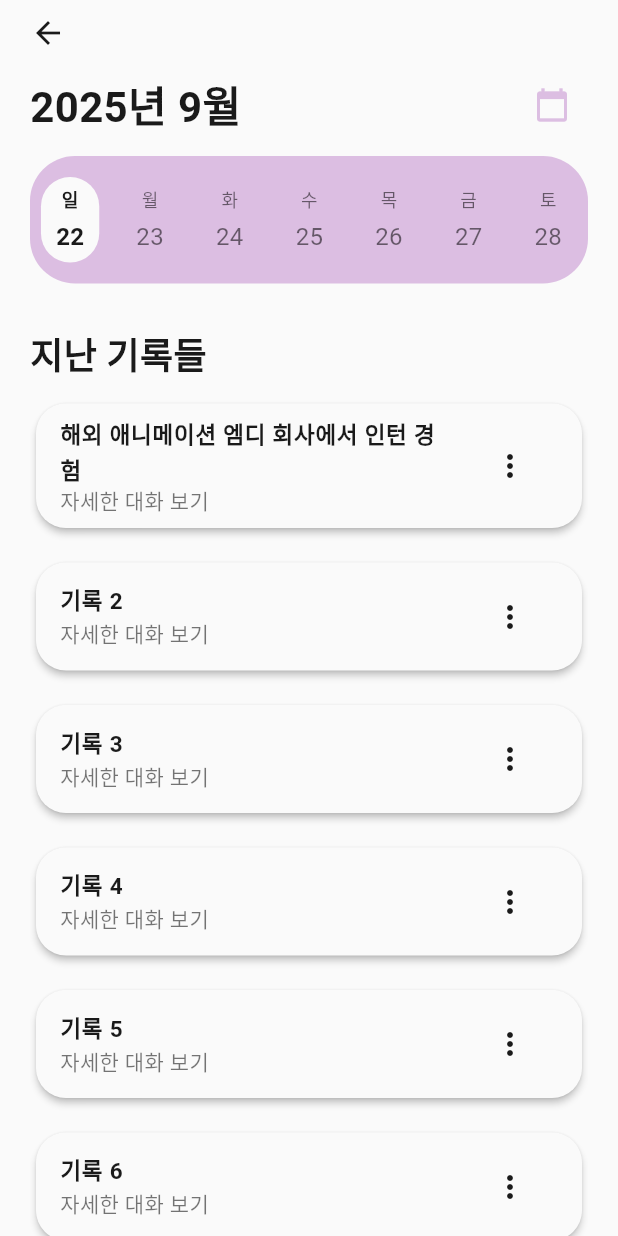
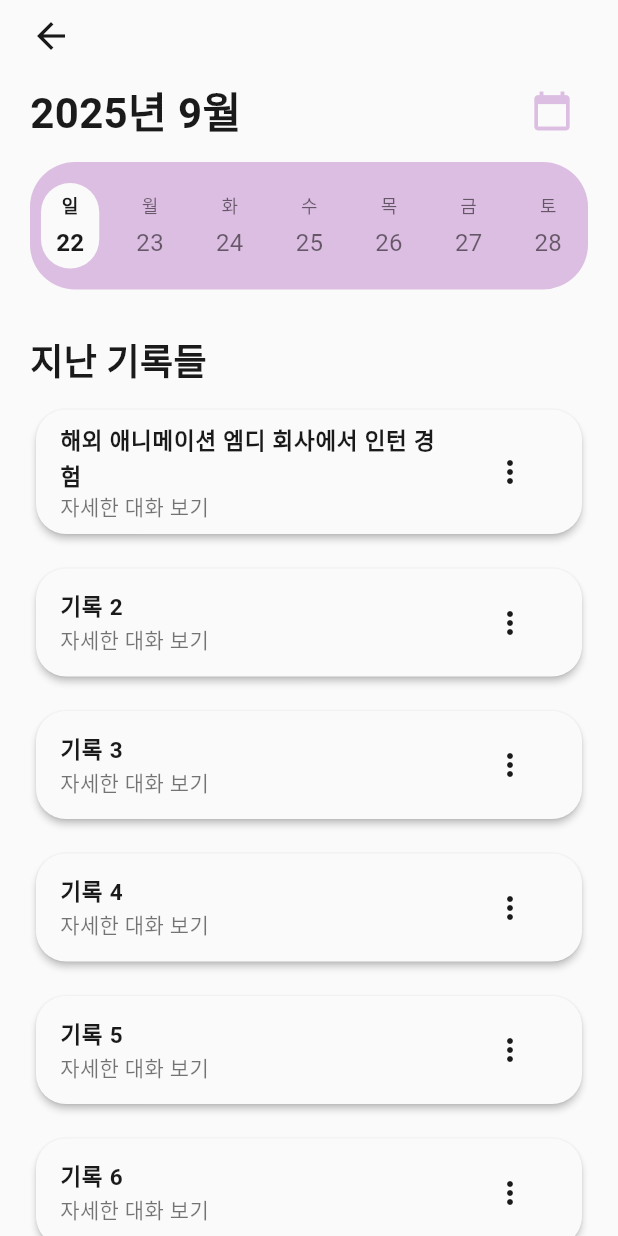
Before and after one commit to twotthh/Ver2, a Flutter app: the CalendarScreen screen opened directly, on a phone screen of 412 x 824 dp. Run offline on Flutter 3.47's test engine with Material 3 defaults, Android fonts, the phone set to English and light mode, and no system bars; our stand-ins replace flutter_signin_button.

Commit message:
Update calendar_screen.dart

```diff
--- a/lib/screens/calendar_screen.dart
+++ b/lib/screens/calendar_screen.dart
@@ -38,8 +38,7 @@ class _CalendarScreenState extends State<CalendarScreen> {
                   GestureDetector(
                     onTap: () => Navigator.pop(context),
                     child: const Icon(
-                      Icons.arrow_back,
-                      color: Color(0xFF1A1A1A),
+                      Icons.arrow_back, color: Color(0xFF1A1A1A), size: 28,
                     ),
                   ),
                   const SizedBox(height: 12),
@@ -57,7 +56,7 @@ class _CalendarScreenState extends State<CalendarScreen> {
                       IconButton(
                         padding: EdgeInsets.zero,
                         constraints: const BoxConstraints(),
-                        icon: const Icon(Icons.calendar_today, color: Color(0xFFDCBEE2)),
+                        icon: const Icon(Icons.calendar_today, color: Color(0xFFDCBEE2), size: 28),
                         onPressed: () {
                           showDatePicker(
                             context: context,
@@ -184,7 +183,7 @@ class _CalendarScreenState extends State<CalendarScreen> {
                             style: TextStyle(
                               fontWeight: FontWeight.bold,
                               fontSize: 15,
-                              color: isSelected ? Colors.white : Color(0xFF1A1A1A),
+                              color: isSelected ? Color(0xFFFAFAFA) : Color(0xFF1A1A1A),
                             ),
                           ),
                           subtitle: Text(
@@ -194,7 +193,7 @@ class _CalendarScreenState extends State<CalendarScreen> {
                             ),
                           ),
                           trailing: IconButton(
-                            icon: Icon(Icons.more_vert, color: isSelected ? Colors.white : Color(0xFF1A1A1A)),
+                            icon: Icon(Icons.more_vert, color: isSelected ? Color(0xFFFAFAFA) : Color(0xFF1A1A1A)),
                             onPressed: () {
                               showDialog(
                                 context: context,
```
